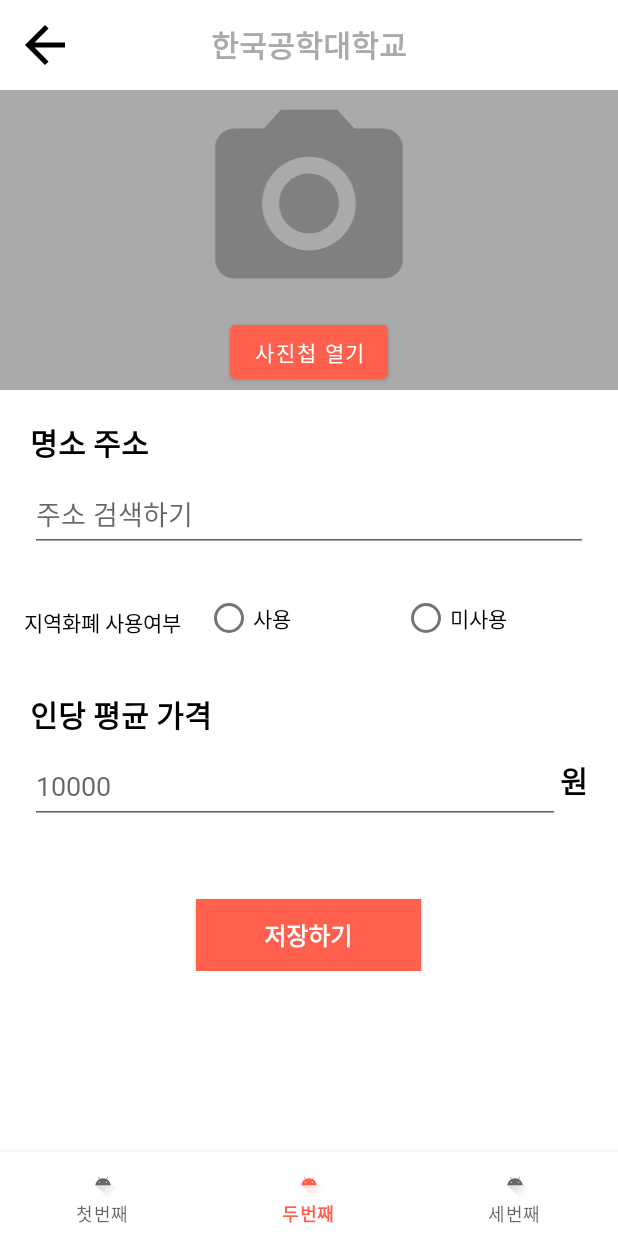
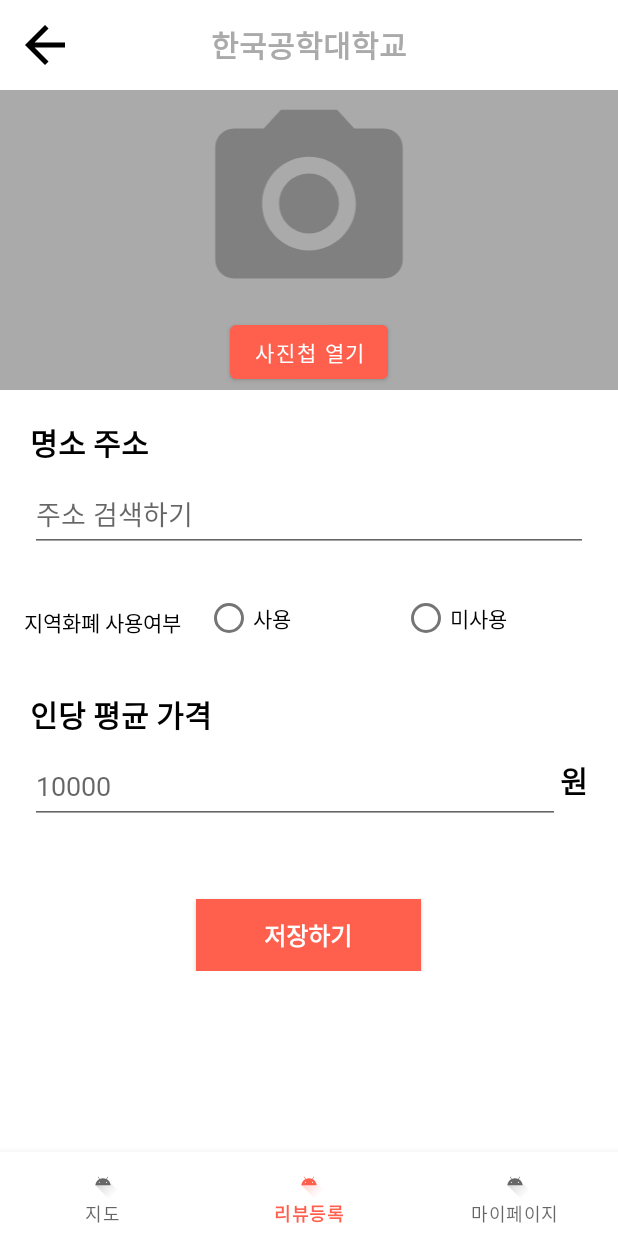
Before and after one commit to ohamin26/kotlin_red_lighthouse, an Android app: the MenuSelectActivity screen opened directly, with no data from a screen before it, item 2 of the bottom bar chosen, on a phone screen of 412 x 824 dp. Run offline under Robolectric (Android 15) with nearby library versions, the phone set to English and light mode, and no system bars.

Commit message:
바텀바 이름 수정

```diff
--- a/app/src/main/AndroidManifest.xml
+++ b/app/src/main/AndroidManifest.xml
@@ -49,7 +49,7 @@
                 android:value="" />
         </activity>
         <activity
-            android:name=".activity.FindPasswdActivity"
+            android:name=".activity.FindPasswordActivity"
             android:exported="true">
             <meta-data
                 android:name="android.app.lib_name"
--- a/app/src/main/java/kr/ac/kpu/red_lighthouse/activity/MenuSelectActivity.kt
+++ b/app/src/main/java/kr/ac/kpu/red_lighthouse/activity/MenuSelectActivity.kt
@@ -47,4 +47,8 @@
             selectedItemId = R.id.first
         }
     }
+
+    override fun onBackPressed() {
+        //super.onBackPressed()
+    }
 }
--- a/app/src/main/res/menu/navi_menu.xml
+++ b/app/src/main/res/menu/navi_menu.xml
@@ -2,9 +2,9 @@
 <menu xmlns:android="http://schemas.android.com/apk/res/android"
     xmlns:app="http://schemas.android.com/apk/res-auto">
     <item android:id="@+id/first" app:showAsAction="ifRoom" android:enabled="true"
-        android:icon="@drawable/ic_launcher_foreground" android:title="첫번째" />
+        android:icon="@drawable/ic_launcher_foreground" android:title="지도" />
     <item android:id="@+id/second" app:showAsAction="ifRoom"
-        android:icon="@drawable/ic_launcher_foreground" android:title="두번째" />
+        android:icon="@drawable/ic_launcher_foreground" android:title="리뷰등록" />
     <item android:id="@+id/third" app:showAsAction="ifRoom"
-        android:enabled="true" android:icon="@drawable/ic_launcher_foreground" android:title="세번째" />
+        android:enabled="true" android:icon="@drawable/ic_launcher_foreground" android:title="마이페이지" />
 </menu>
```
